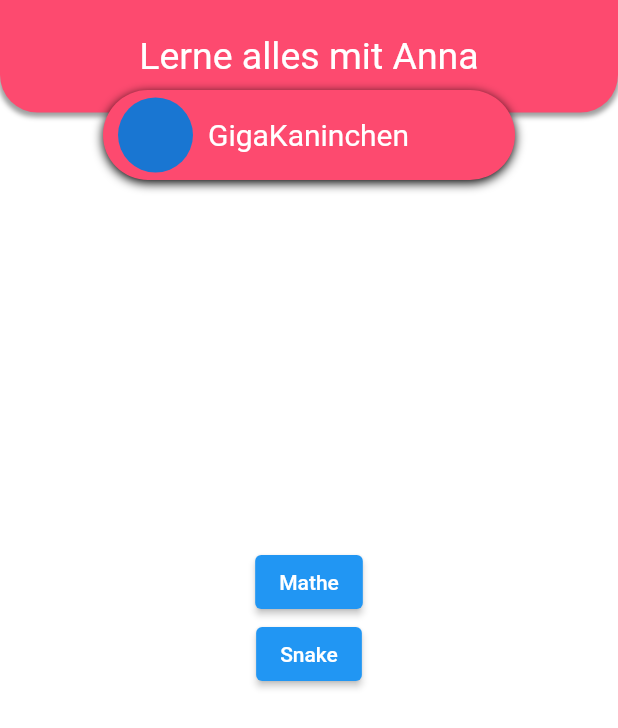
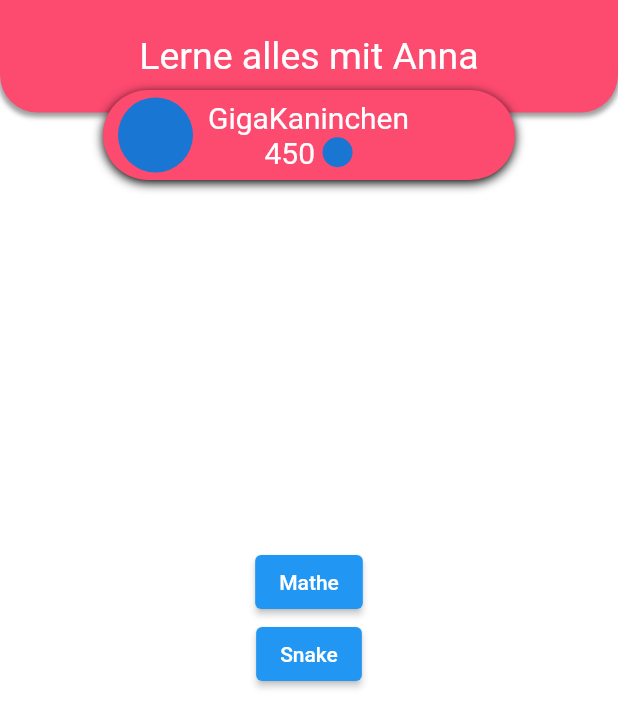
Before and after one commit to thm-mni-ii/lama, a Flutter app: the screen it shows after launch, on a phone screen of 412 x 824 dp. Shown: the top 728 px of the screen. Run offline on Flutter 3.47's test engine with Material 2 defaults, Android fonts, the phone set to English and light mode, and no system bars; missing offline and left inert: flame.

Commit message:
Add Lama-Coins placeholder

```diff
--- a/lama_app/lib/app/screens/home_screen.dart
+++ b/lama_app/lib/app/screens/home_screen.dart
@@ -83,9 +83,22 @@ class HomeScreen extends StatelessWidget {
                       radius: 25,
                     ),
                     SizedBox(width: 10),
-                    Text(
-                      "GigaKaninchen",
-                      style: TextStyle(color: Colors.white, fontSize: 20),
+                    Column(
+                      mainAxisAlignment: MainAxisAlignment.center,
+                      children: [
+                        Text(
+                          "GigaKaninchen",
+                          style: TextStyle(color: Colors.white, fontSize: 20),
+                        ),
+                        Row(children: [
+                          Text(
+                            "450",
+                            style: TextStyle(color: Colors.white, fontSize: 20),
+                          ),
+                          SizedBox(width: 5),
+                          CircleAvatar(radius: 10)
+                        ])
+                      ],
                     )
                   ],
                 ),
```
